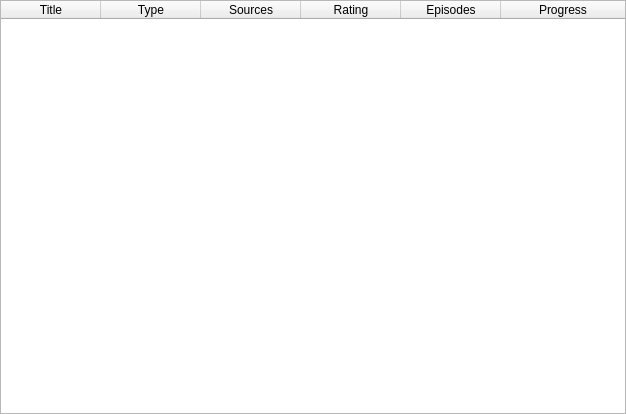
Old version of the form src/AniChou/gui/widgets/ui/Ui_ACStatusTab.ui in the repository GodOfConquest/anichou.
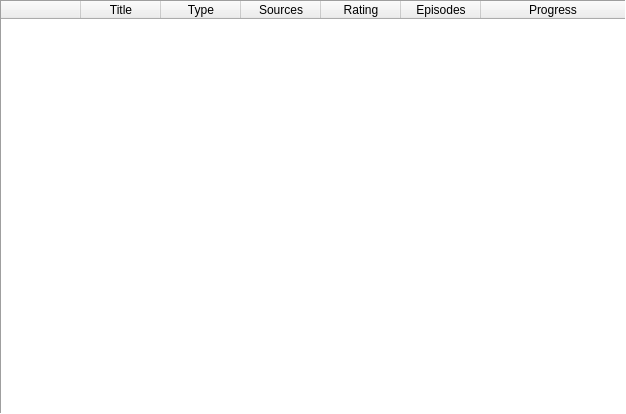
New version of the form.

Patch:
```diff
--- a/src/AniChou/gui/widgets/ui/Ui_ACStatusTab.ui
+++ b/src/AniChou/gui/widgets/ui/Ui_ACStatusTab.ui
@@ -19,11 +19,26 @@
    </property>
    <item>
     <widget class="QTableWidget" name="tableWidget">
+     <property name="frameShape">
+      <enum>QFrame::Panel</enum>
+     </property>
+     <property name="frameShadow">
+      <enum>QFrame::Sunken</enum>
+     </property>
+     <property name="editTriggers">
+      <set>QAbstractItemView::DoubleClicked|QAbstractItemView::EditKeyPressed|QAbstractItemView::SelectedClicked</set>
+     </property>
+     <property name="alternatingRowColors">
+      <bool>true</bool>
+     </property>
+     <property name="showGrid">
+      <bool>false</bool>
+     </property>
      <property name="gridStyle">
       <enum>Qt::SolidLine</enum>
      </property>
      <property name="columnCount">
-      <number>6</number>
+      <number>7</number>
      </property>
      <attribute name="horizontalHeaderVisible">
       <bool>true</bool>
@@ -31,6 +46,9 @@
      <attribute name="horizontalHeaderCascadingSectionResizes">
       <bool>false</bool>
      </attribute>
+     <attribute name="horizontalHeaderDefaultSectionSize">
+      <number>80</number>
+     </attribute>
      <attribute name="horizontalHeaderHighlightSections">
       <bool>false</bool>
      </attribute>
@@ -40,6 +58,14 @@
      <attribute name="verticalHeaderVisible">
       <bool>false</bool>
      </attribute>
+     <attribute name="verticalHeaderDefaultSectionSize">
+      <number>25</number>
+     </attribute>
+     <column>
+      <property name="text">
+       <string/>
+      </property>
+     </column>
      <column>
       <property name="text">
        <string>Title</string>
```
